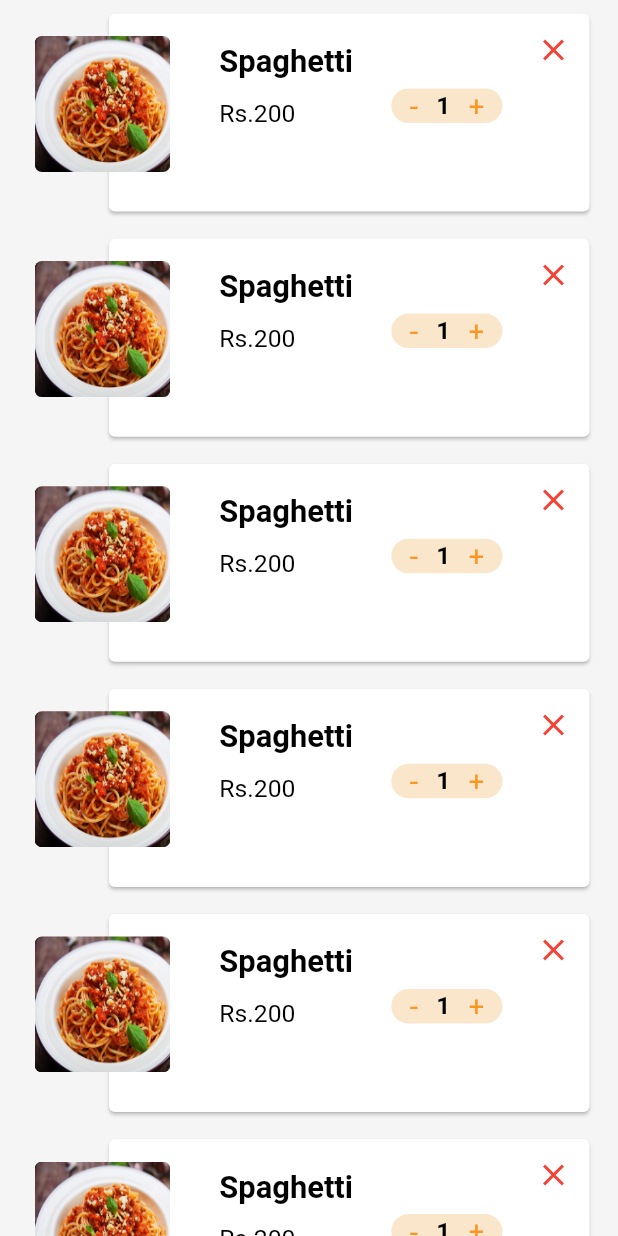
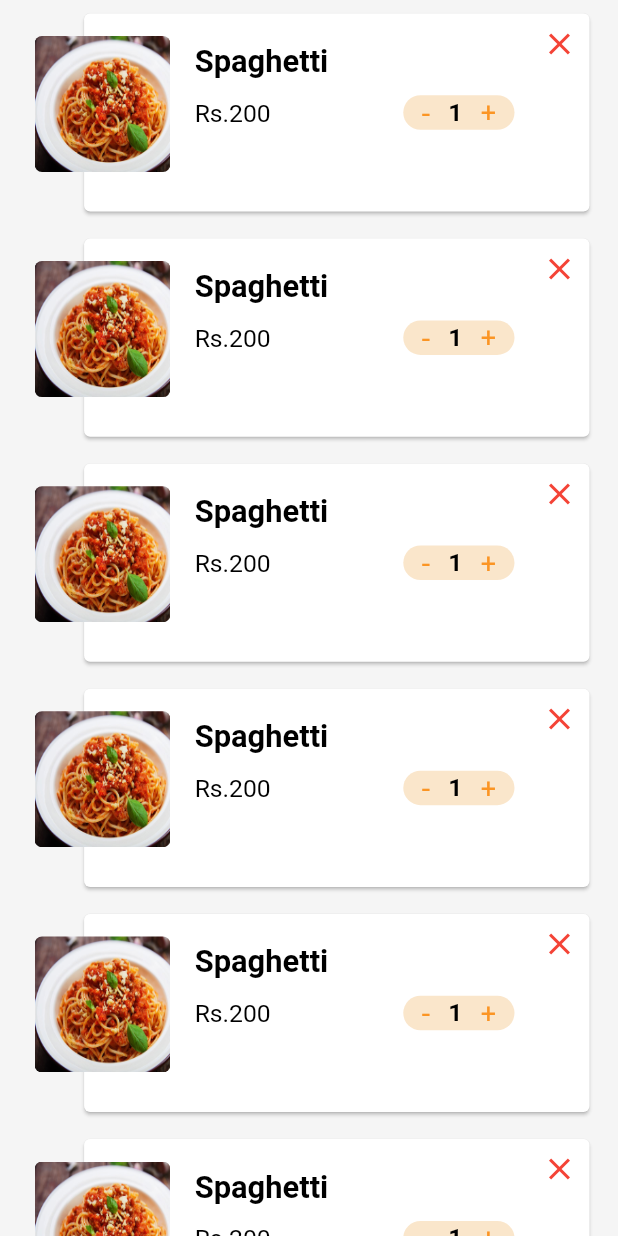
Before and after one commit to nishantmg/project_ui, a Flutter app: the CartScreen screen opened by its route, on a phone screen of 412 x 824 dp. Run offline on Flutter 3.47's test engine with Material 2 defaults, Android fonts, the phone set to English and light mode, and no system bars; our stand-ins replace bottom_navy_bar.

Commit message:
overflow fixed

```diff
--- a/lib/ui/pages/cart_screen.dart
+++ b/lib/ui/pages/cart_screen.dart
@@ -46,7 +46,7 @@ class OrderItem extends StatelessWidget {
             height: 17 * SizeConfig.heightMultiplier,
             ),
           Positioned.fill(
-            left: 13 * SizeConfig.widthMultiplier,
+            left:9 * SizeConfig.widthMultiplier,
             child: Card(
               color: Colors.white,
               child: Row(
@@ -71,7 +71,7 @@ class OrderItem extends StatelessWidget {
                             ),
                           ),
                           Padding(
-                            padding: const EdgeInsets.only(left:8,top:8.0,bottom:21),
+                            padding: const EdgeInsets.only(left:8,top:8.0,bottom:10),
                             child: Text("Rs.200",
                               style: kRobotoTextStyle.copyWith(
                                   fontSize: 2 * SizeConfig.textMultiplier,
@@ -88,9 +88,10 @@ class OrderItem extends StatelessWidget {
                   Row(
                     crossAxisAlignment: CrossAxisAlignment.start,
                     children: [
-                      Padding(
-                        padding: const EdgeInsets.only(top:50),
-                        child: Container(
+                      Column(
+                        mainAxisAlignment: MainAxisAlignment.center,
+                        children: [
+                          Container(
                             margin: EdgeInsets.only(right: 10.0),
                             width:18 * SizeConfig.widthMultiplier,
                             decoration: BoxDecoration(
@@ -126,15 +127,19 @@ class OrderItem extends StatelessWidget {
                                 ),
                               ],
                             ),
-                        ), //Counter
                           ),
-                      IconButton(
-                        icon: Icon(Icons.close,
+                        ],
+                      ),
+                      Padding(
+                        padding: const EdgeInsets.all(8.0),
+                        child: GestureDetector(
+                          onTap: (){
+                          },
+                          child: Icon(Icons.close,
                             color: Colors.red,
                           ),
-                        onPressed: (){
-                        },
                         ),
+                      )
                     ],
                   )
                 ],
--- a/lib/ui/pages/food_detail_screen.dart
+++ b/lib/ui/pages/food_detail_screen.dart
@@ -121,7 +121,7 @@ class _FoodDetailScreenState extends State<FoodDetailScreen> {
                                   ),
                                   Text("ADD TO FAVORITE",
                                     style: kRoundedTextStyle.copyWith(
-                                      fontSize: 1.8 * SizeConfig.textMultiplier,
+                                      fontSize: 1.7 * SizeConfig.textMultiplier,
                                       color: Colors.black,
                                     ),
                                   ),
@@ -161,7 +161,7 @@ class _FoodDetailScreenState extends State<FoodDetailScreen> {
                                   ),
                                   Text("ADD TO CART",
                                     style: kRoundedTextStyle.copyWith(
-                                      fontSize: 1.8 * SizeConfig.textMultiplier,
+                                      fontSize: 1.7 * SizeConfig.textMultiplier,
                                       color: Colors.white,
                                     ),
                                   ),
--- a/lib/ui/pages/login_screen.dart
+++ b/lib/ui/pages/login_screen.dart
@@ -95,7 +95,7 @@ class _LoginScreenState extends State<LoginScreen> {
                         FlatButton(
                           color: Color(0xFF69c730),
                           child: Padding(
-                            padding: const EdgeInsets.symmetric(vertical: 12.0, horizontal: 60.0),
+                            padding: const EdgeInsets.symmetric(vertical: 12.0, horizontal: 45.0),
                             child: Text(
                               "SIGN IN",
                               style: kButtonTextStyle.copyWith(
@@ -138,7 +138,6 @@ class _LoginScreenState extends State<LoginScreen> {
               ),
             )
           ],
-
         ),
       ),
     );
--- a/lib/ui/pages/signup_screen.dart
+++ b/lib/ui/pages/signup_screen.dart
@@ -120,7 +120,7 @@ class _SignUpScreenState extends State<SignUpScreen> {
                         FlatButton(
                           color: Color(0xFF69c730),
                           child: Padding(
-                            padding: const EdgeInsets.symmetric(vertical: 12.0, horizontal: 60.0),
+                            padding: const EdgeInsets.symmetric(vertical: 12.0, horizontal: 45.0),
                             child: Text(
                               "SIGN UP",
                               style: kButtonTextStyle.copyWith(
```
Lines whose indentation alone changed are shown as unchanged.
